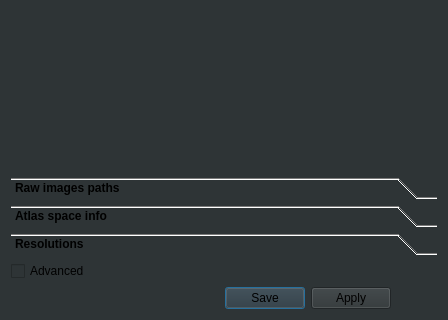
First picture: the form in ClearMap/gui/creator/sample_tab.ui, repository ClearAnatomics/ClearMap, before the edit; both pictures show x 0 to 448 and y 322 to 642 of the 448 by 642 pixel window.
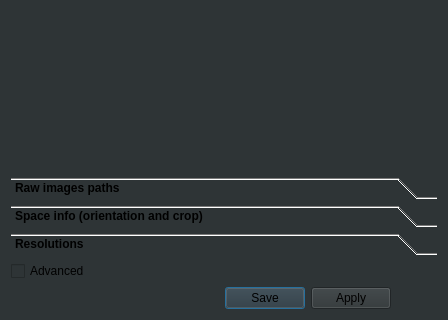
Second picture: the form after the edit. The open tabs and pages were chosen to show the change. Icons and pictures are not drawn.

Commit message: Changes name of sample orientation/crop tab

Diff of the .ui file:
```diff
--- a/ClearMap/gui/creator/sample_tab.ui
+++ b/ClearMap/gui/creator/sample_tab.ui
@@ -26,6 +26,7 @@
       <widget class="QToolBox" name="toolBox">
        <property name="font">
         <font>
+         <weight>75</weight>
          <bold>true</bold>
         </font>
        </property>
@@ -401,7 +402,7 @@
          </rect>
         </property>
         <attribute name="label">
-         <string>Atlas space info</string>
+         <string>Space info (orientation and crop)</string>
         </attribute>
         <layout class="QGridLayout" name="gridLayout_2">
          <property name="sizeConstraint">
```
Left out of the diff: 15 changed lines with no effect on the pictures.
